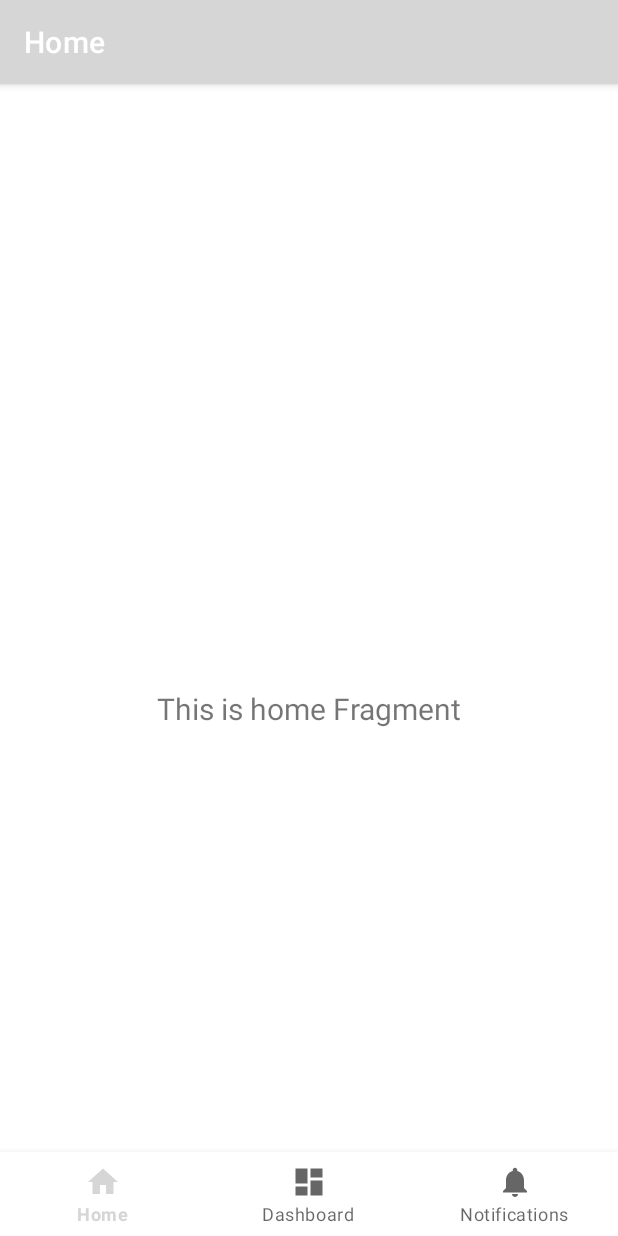
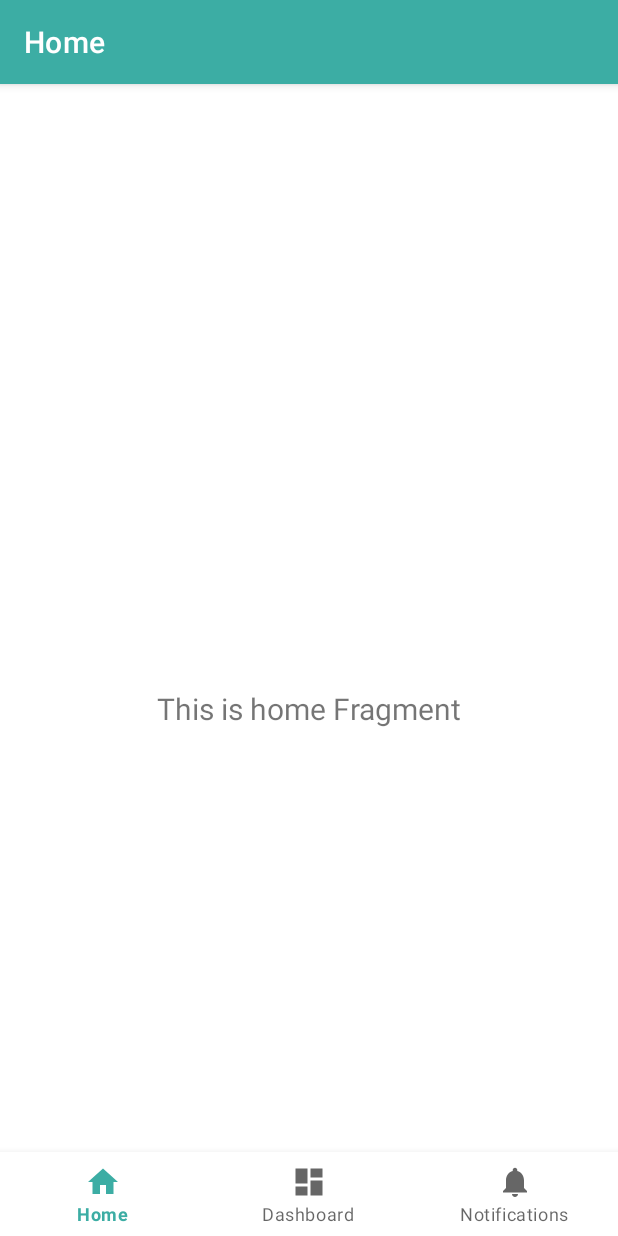
Before and after one commit to NohaNekamiche/MedicoApp, an Android app: the screen it shows after launch (MainActivity), on a phone screen of 412 x 824 dp. Run offline under Robolectric (Android 15) with nearby library versions, the phone set to English and light mode, and no system bars; our stand-ins replace navigation-ui.

Commit message:
adding slapsh done

```diff
--- a/app/src/main/AndroidManifest.xml
+++ b/app/src/main/AndroidManifest.xml
@@ -9,9 +9,9 @@
         android:roundIcon="@mipmap/ic_launcher_round"
         android:supportsRtl="true"
         android:theme="@style/Theme.Medico">
-        <activity android:name=".ui.SplashActivity"></activity>
+        <activity android:name=".MainActivity"></activity>
         <activity
-            android:name=".MainActivity"
+            android:name=".SplashActivity"
             android:label="@string/app_name">
             <intent-filter>
                 <action android:name="android.intent.action.MAIN" />
--- a/app/src/main/java/com/example/medico/ui/SplashActivity.kt
+++ b/app/src/main/java/com/example/medico/SplashActivity.kt
@@ -1,12 +1,20 @@
-package com.example.medico.ui
+package com.example.medico
 
+import android.content.Intent
 import androidx.appcompat.app.AppCompatActivity
 import android.os.Bundle
+import android.os.Handler
 import com.example.medico.R
 
 class SplashActivity : AppCompatActivity() {
     override fun onCreate(savedInstanceState: Bundle?) {
         super.onCreate(savedInstanceState)
         setContentView(R.layout.activity_splash)
+        supportActionBar?.hide()
+
+        Handler().postDelayed({
+             val intent = Intent(this@SplashActivity,MainActivity::class.java)
+            startActivity(intent)
+        },3000)
     }
 }
--- a/app/src/main/res/layout/activity_splash.xml
+++ b/app/src/main/res/layout/activity_splash.xml
@@ -5,7 +5,7 @@
     android:layout_width="match_parent"
     android:layout_height="match_parent"
     android:background="@drawable/app_gradient"
-    tools:context=".ui.SplashActivity">
+    tools:context=".SplashActivity">
 
 
     <ImageView
--- a/app/src/main/res/values-night/themes.xml
+++ b/app/src/main/res/values-night/themes.xml
@@ -2,12 +2,11 @@
     <!-- Base application theme. -->
     <style name="Theme.Medico" parent="Theme.MaterialComponents.DayNight.DarkActionBar">
         <!-- Primary brand color. -->
-        <item name="colorPrimary">@color/purple_200</item>
-        <item name="colorPrimaryVariant">@color/purple_700</item>
-        <item name="colorOnPrimary">@color/black</item>
+        <item name="colorPrimary">@color/green_A4</item>
+        <item name="colorPrimaryVariant">@color/grey_5A</item>
+        <item name="colorOnPrimary">@color/white</item>
         <!-- Secondary brand color. -->
-        <item name="colorSecondary">@color/teal_200</item>
-        <item name="colorSecondaryVariant">@color/teal_200</item>
+        <item name="colorSecondary">@color/green_DD</item>
         <item name="colorOnSecondary">@color/black</item>
         <!-- Status bar color. -->
         <item name="android:statusBarColor" tools:targetApi="l">?attr/colorPrimaryVariant</item>
--- a/app/src/main/res/values/themes.xml
+++ b/app/src/main/res/values/themes.xml
@@ -2,12 +2,11 @@
     <!-- Base application theme. -->
     <style name="Theme.Medico" parent="Theme.MaterialComponents.DayNight.DarkActionBar">
         <!-- Primary brand color. -->
-        <item name="colorPrimary">@color/purple_500</item>
-        <item name="colorPrimaryVariant">@color/purple_700</item>
+        <item name="colorPrimary">@color/green_A4</item>
+        <item name="colorPrimaryVariant">@color/grey_5A</item>
         <item name="colorOnPrimary">@color/white</item>
         <!-- Secondary brand color. -->
-        <item name="colorSecondary">@color/teal_200</item>
-        <item name="colorSecondaryVariant">@color/teal_700</item>
+        <item name="colorSecondary">@color/green_DD</item>
         <item name="colorOnSecondary">@color/black</item>
         <!-- Status bar color. -->
         <item name="android:statusBarColor" tools:targetApi="l">?attr/colorPrimaryVariant</item>
```
